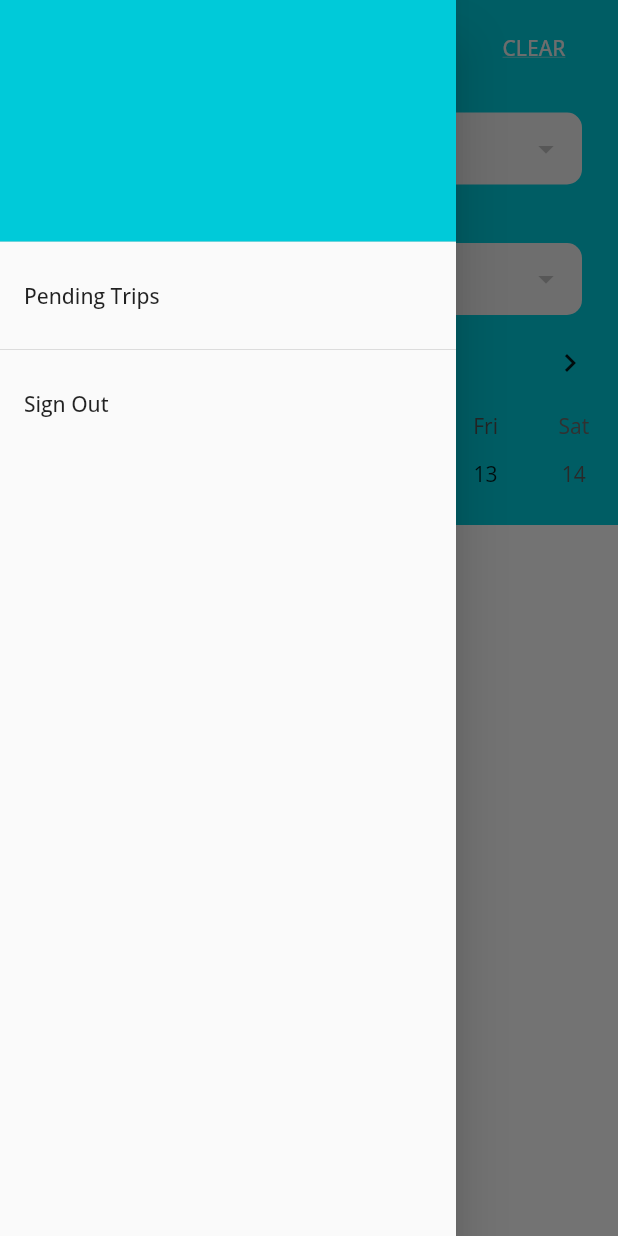
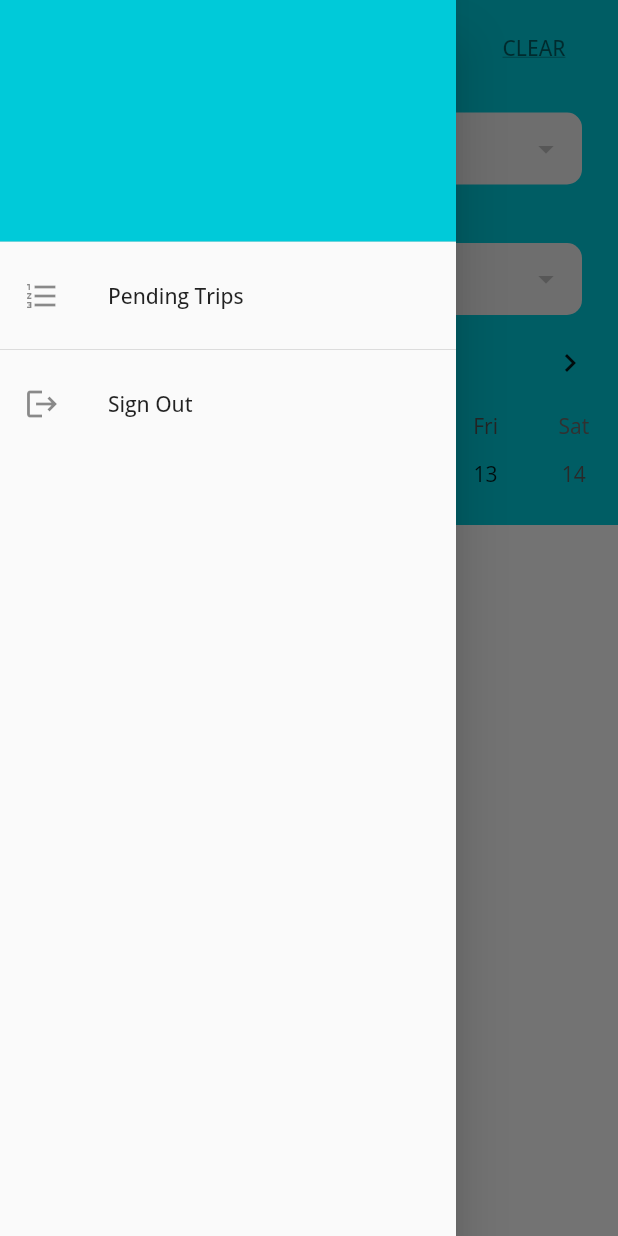
Before and after one commit to mickylarbi/travel_gh, a Flutter app: the AuthWidget screen opened directly, in the side drawer, after a tap on the "menu" icon, on a phone screen of 412 x 824 dp. Run offline on Flutter 3.47's test engine with Material 2 defaults, Android fonts, the phone set to English and light mode, and no system bars; drawn by our look-alikes of table_calendar; our stand-ins replace cloud_firestore, firebase_auth, firebase_core, firebase_storage, font_awesome_flutter, google_fonts and 2 more; accounts and stored records are empty.

Commit message:
minor refactoring

```diff
--- a/lib/main.dart
+++ b/lib/main.dart
@@ -21,7 +21,7 @@ class _MyAppState extends State<MyApp> {
 
   @override
   Widget build(BuildContext context) {
-    return FutureBuilder<Object>(
+    return FutureBuilder<FirebaseApp>(
         future: _initialization,
         builder: (context, snapshot) {
           if (snapshot.hasError) {
--- a/lib/screens/auth/auth_widget.dart
+++ b/lib/screens/auth/auth_widget.dart
@@ -29,7 +29,6 @@ class AuthWidget extends StatelessWidget {
           );
 
         if (snapshot.connectionState == ConnectionState.done) {
-          print(FireStoreService().getTripListFromSnapshot(snapshot).length);
           return FireStoreService().getTripListFromSnapshot(snapshot).length ==
                   0
               ? SearchTripScreen()
--- a/lib/screens/booking/booking_screen.dart
+++ b/lib/screens/booking/booking_screen.dart
@@ -112,9 +112,6 @@ class _BookingScreenState extends State<BookingScreen> {
                         elevation: 0,
                         dividerColor: Colors.transparent,
                         expansionCallback: (int, bool) {
-                          print('$int');
-                          print('$bool');
-
                           if (int == 0 && bool == false) {
                             if (_paymentMethod is PaymentMethod) {
                               _paymentMethod = PaymentMethod.creditCard;
@@ -412,7 +409,6 @@ class _BookingScreenState extends State<BookingScreen> {
                         text: 'CONFIRM TRIP',
                         height: 60,
                         onPressed: () {
-                          print(_mobileMoneyController.text);
                           if ((_cardType == null && _mobileNetwork == null) ||
                               ((_creditCardController.text.isEmpty ||
                                       _creditCardController.text == null) &&
--- a/lib/screens/booking/pending_trips_screen.dart
+++ b/lib/screens/booking/pending_trips_screen.dart
@@ -63,10 +63,12 @@ class _PendingTripsScreenState extends State<PendingTripsScreen> {
               child: Column(
             children: [
               UserAccountsDrawerHeader(
+                  decoration: BoxDecoration(color: Color(0xFF00CAD9)),
                   accountName:
                       Text(FirebaseAuthService().currentUser.displayName),
                   accountEmail: Text(FirebaseAuthService().currentUser.email)),
               ListTile(
+                leading: Icon(Icons.saved_search),
                 title: Text('Search Trip'),
                 onTap: () {
                   Navigator.pushReplacement(
@@ -77,6 +79,7 @@ class _PendingTripsScreenState extends State<PendingTripsScreen> {
               ),
               Divider(),
               ListTile(
+                leading: Icon(Icons.logout),
                 title: Text('Sign Out'),
                 onTap: () {
                   FirebaseAuthService(context).signOutUser();
--- a/lib/screens/booking/search_trip_screen.dart
+++ b/lib/screens/booking/search_trip_screen.dart
@@ -209,6 +209,7 @@ class _SearchTripScreenState extends State<SearchTripScreen> {
                                                   Text(
                                                     'Search Trip',
                                                     style: TextStyle(
+                                                        color: Colors.white,
                                                         fontWeight:
                                                             FontWeight.bold),
                                                   ),
@@ -301,6 +302,7 @@ class _SearchTripScreenState extends State<SearchTripScreen> {
                     accountEmail:
                         Text(FirebaseAuthService().currentUser.email)),
                 ListTile(
+                  leading: Icon(Icons.format_list_numbered),
                   title: Text('Pending Trips'),
                   onTap: () {
                     Navigator.pushReplacement(
@@ -311,6 +313,7 @@ class _SearchTripScreenState extends State<SearchTripScreen> {
                 ),
                 Divider(),
                 ListTile(
+                  leading: Icon(Icons.logout),
                   title: Text('Sign Out'),
                   onTap: () {
                     FirebaseAuthService(context).signOutUser();
@@ -343,7 +346,7 @@ class _SearchTripScreenState extends State<SearchTripScreen> {
           child: Text(
             'CLEAR',
             style: TextStyle(
-                color: Colors.grey[200], decoration: TextDecoration.underline),
+                color: Colors.black54, decoration: TextDecoration.underline),
           )),
     );
   }
--- a/lib/utils/services/firestore_service.dart
+++ b/lib/utils/services/firestore_service.dart
@@ -18,32 +18,39 @@ class FireStoreService {
     else if (departure == null && destination == null)
       return _routesCollection
           .where('dateTime', isEqualTo: dateTime)
+          .where('dateTime', isGreaterThan: DateTime.now())
           .snapshots();
     else if (departure == null && dateTime == null)
       return _routesCollection
           .where('destination', isEqualTo: destination)
+          .where('dateTime', isGreaterThan: DateTime.now())
           .snapshots();
     else if (destination == null && dateTime == null)
       return _routesCollection
           .where('departure', isEqualTo: departure)
+          .where('dateTime', isGreaterThan: DateTime.now())
           .snapshots();
     else if (destination == null)
       _routesCollection
           .where('departure', isEqualTo: departure)
+          .where('dateTime', isGreaterThan: DateTime.now())
           .where('dateTime', isEqualTo: dateTime)
           .snapshots();
     else if (departure == null)
       _routesCollection
           .where('destination', isEqualTo: destination)
+          .where('dateTime', isGreaterThan: DateTime.now())
           .where('dateTime', isEqualTo: dateTime)
           .snapshots();
     else if (dateTime == null)
       _routesCollection
           .where('departure', isEqualTo: departure)
+          .where('dateTime', isGreaterThan: DateTime.now())
           .where('destination', isEqualTo: destination)
           .snapshots();
     return _routesCollection
         .where('departure', isEqualTo: departure)
+        .where('dateTime', isGreaterThan: DateTime.now())
         .where('destination', isEqualTo: destination)
         .where('dateTime', isEqualTo: dateTime)
         .snapshots();
@@ -83,5 +90,4 @@ class FireStoreService {
         await firestore.collection('trips').doc(tripId).get();
     return Trip().fromFirebase(firebaseTrip.data(), tripId);
   }
-
 }
```
Also changed, not shown: lib/screens/booking/ticket_screen.dart (+33 -2 lines), lib/screens/splash/splash_screen.dart (+5 -3 lines), 1 other file.
